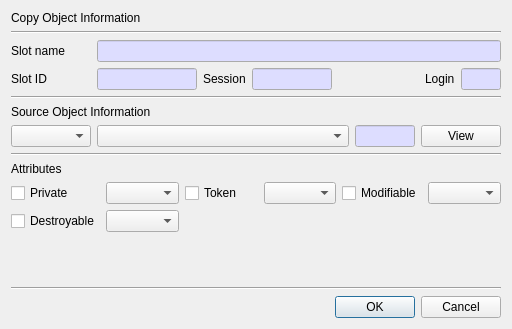
jykim74/CryptokiMan, file CryptokiMan/copy_object_dlg.ui: the form before one commit.
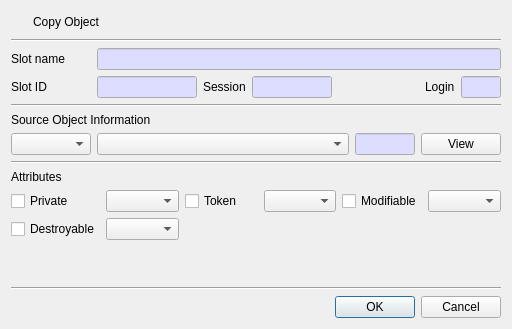
The form after the commit. Icons and pictures are not drawn.

```diff
--- a/CryptokiMan/copy_object_dlg.ui
+++ b/CryptokiMan/copy_object_dlg.ui
@@ -15,11 +15,44 @@
   </property>
   <layout class="QVBoxLayout" name="verticalLayout">
    <item>
-    <widget class="QLabel" name="label">
-     <property name="text">
-      <string>Copy Object Information</string>
+    <layout class="QGridLayout" name="gridLayout_5">
+     <property name="topMargin">
+      <number>0</number>
      </property>
-    </widget>
+     <item row="0" column="1">
+      <widget class="QLabel" name="label">
+       <property name="text">
+        <string>Copy Object</string>
+       </property>
+      </widget>
+     </item>
+     <item row="0" column="0">
+      <widget class="QPushButton" name="pushButton">
+       <property name="minimumSize">
+        <size>
+         <width>16</width>
+         <height>0</height>
+        </size>
+       </property>
+       <property name="maximumSize">
+        <size>
+         <width>16</width>
+         <height>16777215</height>
+        </size>
+       </property>
+       <property name="text">
+        <string/>
+       </property>
+       <property name="icon">
+        <iconset resource="cryptokiman.qrc">
+         <normaloff>:/images/copy_object.png</normaloff>:/images/copy_object.png</iconset>
+       </property>
+       <property name="flat">
+        <bool>true</bool>
+       </property>
+      </widget>
+     </item>
+    </layout>
    </item>
    <item>
     <widget class="Line" name="line">
```
Left out of the diff: 4 changed lines with no effect on the pictures.
